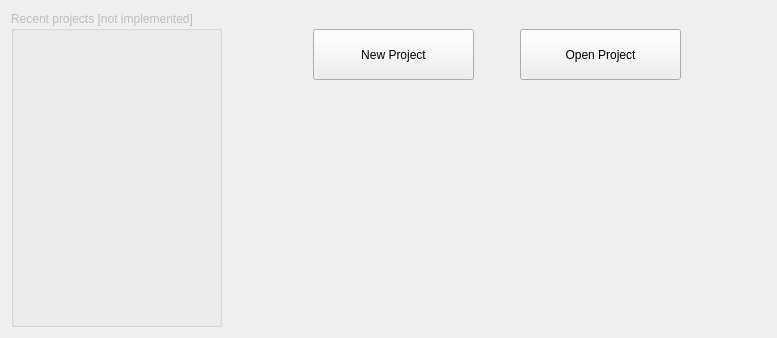
The window that CustomWidgets/panelmainmenu.ui (RPG-Paper-Maker/RPG-Paper-Maker) describes before a commit, drawn with Qt 5.
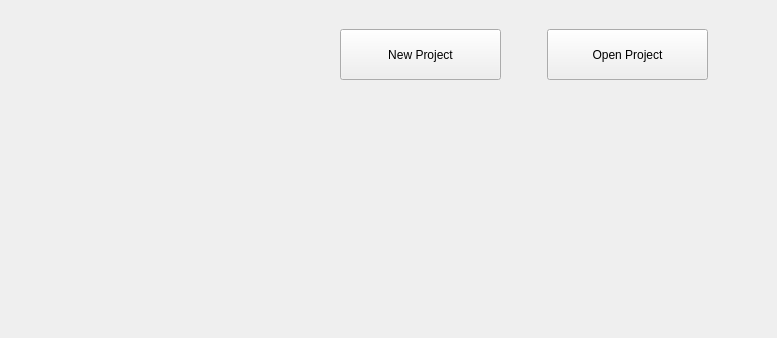
The same window after the commit. Icons and pictures are not drawn. Custom widgets are drawn as their Qt base class.

Commit message: Recent projects links

Patch:
```diff
--- a/CustomWidgets/panelmainmenu.ui
+++ b/CustomWidgets/panelmainmenu.ui
@@ -15,22 +15,9 @@
   </property>
   <layout class="QGridLayout" name="gridLayout_2">
    <item row="0" column="0">
-    <layout class="QGridLayout" name="gridLayout" columnstretch="1,4">
+    <layout class="QGridLayout" name="gridLayout" columnstretch="1,0">
      <item row="0" column="0">
-      <widget class="QGroupBox" name="groupBox">
-       <property name="enabled">
-        <bool>false</bool>
-       </property>
-       <property name="title">
-        <string>Recent projects [not implemented]</string>
-       </property>
-       <property name="flat">
-        <bool>false</bool>
-       </property>
-       <property name="checkable">
-        <bool>false</bool>
-       </property>
-      </widget>
+      <widget class="PanelRecentProjects" name="panelRecentProjects" native="true"/>
      </item>
      <item row="0" column="1">
       <widget class="QWidget" name="widget" native="true">
@@ -163,6 +150,14 @@
    </item>
   </layout>
  </widget>
+ <customwidgets>
+  <customwidget>
+   <class>PanelRecentProjects</class>
+   <extends>QWidget</extends>
+   <header>panelrecentprojects.h</header>
+   <container>1</container>
+  </customwidget>
+ </customwidgets>
  <resources>
   <include location="../ressources.qrc"/>
  </resources>
```
Left out of the diff: 26 changed lines with no effect on the pictures. The commit also changes 12 other files.
